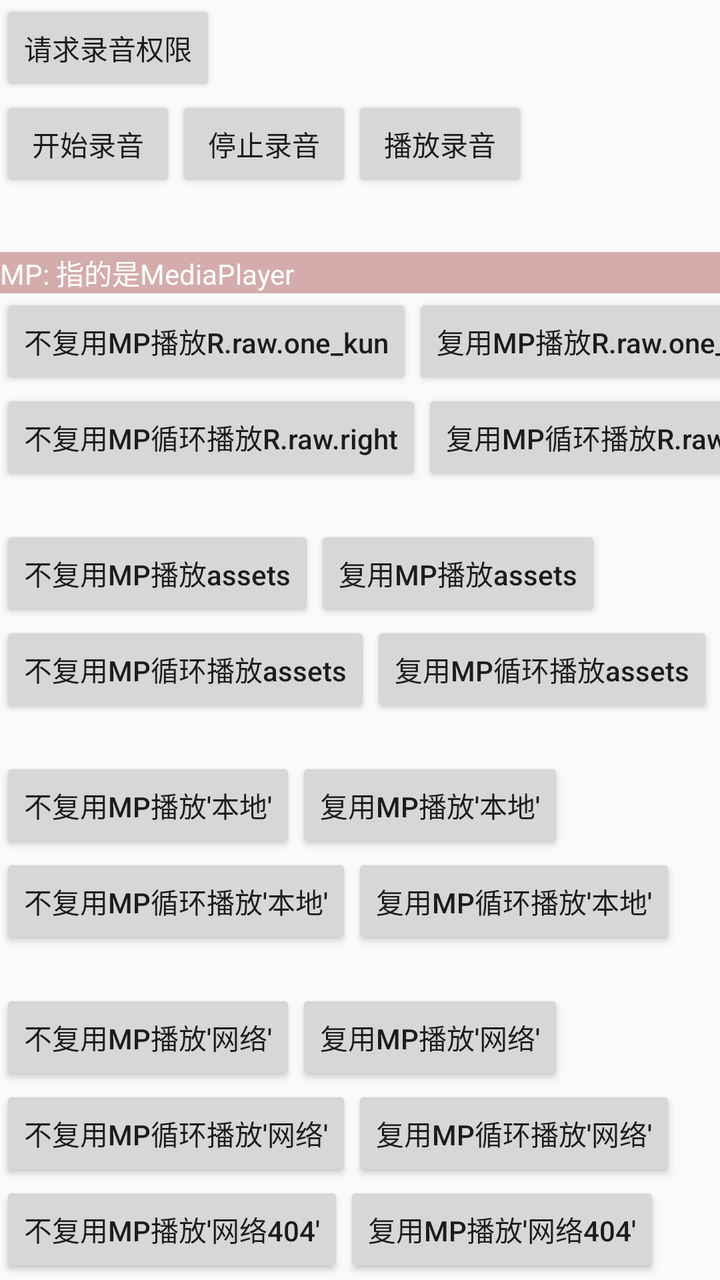
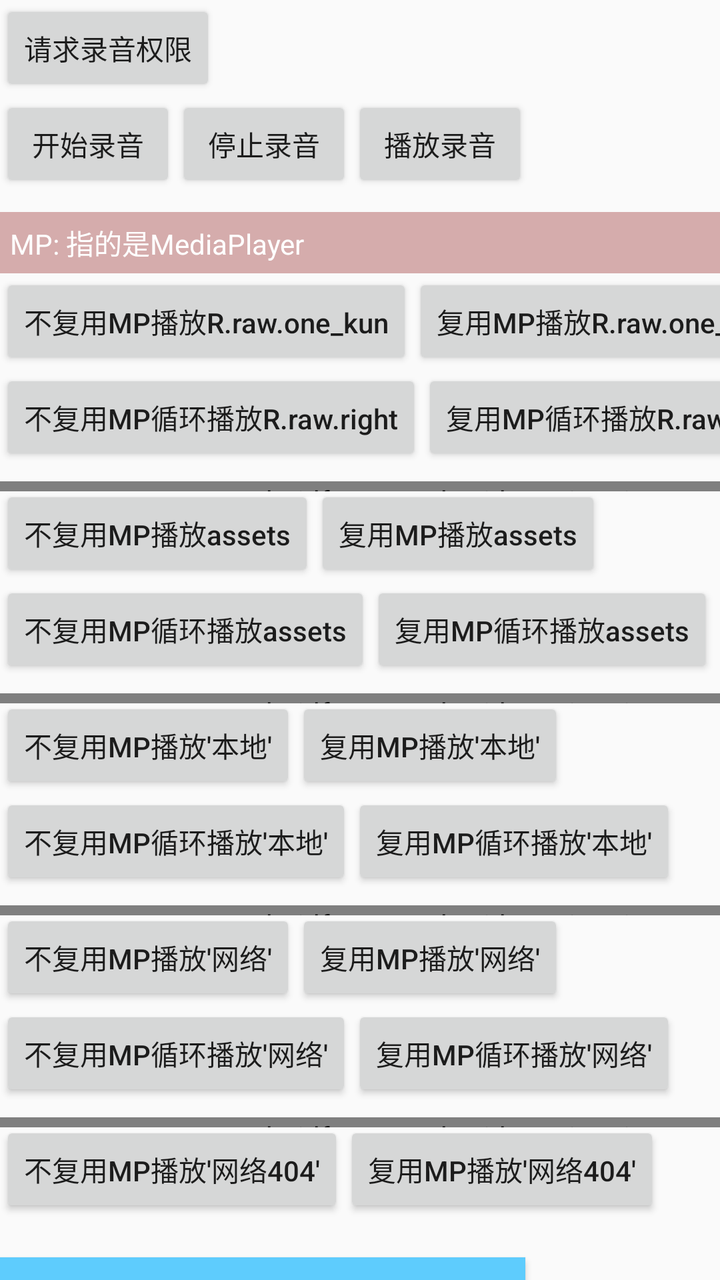

The first picture is an Android layout as it rendered before a commit; the second is the same layout after the commit. The layout source and the unified diff follow.
<!-- AndroidManifest.xml: application theme AppTheme -->
<!-- res/layout/activity_audio_media.xml -->
<?xml version="1.0" encoding="utf-8"?>
<androidx.core.widget.NestedScrollView xmlns:android="http://schemas.android.com/apk/res/android"
    xmlns:app="http://schemas.android.com/apk/res-auto"
    xmlns:tools="http://schemas.android.com/tools"
    android:layout_width="match_parent"
    android:layout_height="match_parent"
    tools:context=".activity.AudioMediaActivity">

    <androidx.constraintlayout.widget.ConstraintLayout
        android:layout_width="match_parent"
        android:layout_height="match_parent">

        <Button
            android:id="@+id/btn_permission"
            android:layout_width="wrap_content"
            android:layout_height="wrap_content"
            android:onClick="onViewClicked"
            android:text="请求录音权限"
            android:transitionName="btnTest"
            app:layout_constraintStart_toStartOf="parent"
            app:layout_constraintTop_toTopOf="parent" />

        <Button
            android:id="@+id/btn_start_record"
            android:layout_width="wrap_content"
            android:layout_height="wrap_content"
            android:onClick="onViewClicked"
            android:text="开始录音"
            app:layout_constraintStart_toStartOf="parent"
            app:layout_constraintTop_toBottomOf="@id/btn_permission" />

        <Button
            android:id="@+id/btn_stop_record"
            android:layout_width="wrap_content"
            android:layout_height="wrap_content"
            android:onClick="onViewClicked"
            android:text="停止录音"
            app:layout_constraintStart_toEndOf="@id/btn_start_record"
            app:layout_constraintTop_toTopOf="@id/btn_start_record" />

        <Button
            android:id="@+id/btn_play_record"
            android:layout_width="wrap_content"
            android:layout_height="wrap_content"
            android:onClick="onViewClicked"
            android:text="播放录音"
            app:layout_constraintStart_toEndOf="@id/btn_stop_record"
            app:layout_constraintTop_toTopOf="@id/btn_start_record" />


        <androidx.appcompat.widget.AppCompatTextView
            android:id="@+id/tv0"
            android:layout_width="match_parent"
            android:layout_height="wrap_content"
            android:layout_marginTop="30dp"
            android:background="@color/red_trans_CC99"
            android:text="MP: 指的是MediaPlayer"
            android:textColor="@color/white"
            app:layout_constraintTop_toBottomOf="@id/btn_play_record" />

        <Button
            android:id="@+id/btn_start_play_raw0"
            android:layout_width="wrap_content"
            android:layout_height="wrap_content"
            android:onClick="onViewClicked"
            android:text="不复用MP播放R.raw.one_kun"
            app:layout_constraintStart_toStartOf="parent"
            app:layout_constraintTop_toBottomOf="@id/tv0" />

        <Button
            android:id="@+id/btn_start_play_raw1"
            android:layout_width="wrap_content"
            android:layout_height="wrap_content"
            android:onClick="onViewClicked"
            android:text="复用MP播放R.raw.one_kun"
            app:layout_constraintStart_toEndOf="@id/btn_start_play_raw0"
            app:layout_constraintTop_toTopOf="@id/btn_start_play_raw0" />

        <Button
            android:id="@+id/btn_start_play_raw2"
            android:layout_width="wrap_content"
            android:layout_height="wrap_content"
            android:onClick="onViewClicked"
            android:text="不复用MP循环播放R.raw.right"
            app:layout_constraintStart_toStartOf="parent"
            app:layout_constraintTop_toBottomOf="@id/btn_start_play_raw0" />

        <Button
            android:id="@+id/btn_start_play_raw3"
            android:layout_width="wrap_content"
            android:layout_height="wrap_content"
            android:onClick="onViewClicked"
            android:text="复用MP循环播放R.raw.right"
            app:layout_constraintStart_toEndOf="@id/btn_start_play_raw2"
            app:layout_constraintTop_toTopOf="@id/btn_start_play_raw2" />

        <Button
            android:id="@+id/btn_start_play_assets0"
            android:layout_width="wrap_content"
            android:layout_height="wrap_content"
            android:layout_marginTop="20dp"
            android:onClick="onViewClicked"
            android:text="不复用MP播放assets"
            app:layout_constraintStart_toStartOf="parent"
            app:layout_constraintTop_toBottomOf="@id/btn_start_play_raw2" />

        <Button
            android:id="@+id/btn_start_play_assets1"
            android:layout_width="wrap_content"
            android:layout_height="wrap_content"
            android:onClick="onViewClicked"
            android:text="复用MP播放assets"
            app:layout_constraintStart_toEndOf="@id/btn_start_play_assets0"
            app:layout_constraintTop_toTopOf="@id/btn_start_play_assets0" />

        <Button
            android:id="@+id/btn_start_play_assets2"
            android:layout_width="wrap_content"
            android:layout_height="wrap_content"
            android:onClick="onViewClicked"
            android:text="不复用MP循环播放assets"
            app:layout_constraintStart_toStartOf="parent"
            app:layout_constraintTop_toBottomOf="@id/btn_start_play_assets0" />

        <Button
            android:id="@+id/btn_start_play_assets3"
            android:layout_width="wrap_content"
            android:layout_height="wrap_content"
            android:onClick="onViewClicked"
            android:text="复用MP循环播放assets"
            app:layout_constraintStart_toEndOf="@id/btn_start_play_assets2"
            app:layout_constraintTop_toTopOf="@id/btn_start_play_assets2" />

        <Button
            android:id="@+id/btn_start_play_local0"
            android:layout_width="wrap_content"
            android:layout_height="wrap_content"
            android:layout_marginTop="20dp"
            android:onClick="onViewClicked"
            android:text="不复用MP播放'本地'"
            app:layout_constraintStart_toStartOf="parent"
            app:layout_constraintTop_toBottomOf="@id/btn_start_play_assets3" />

        <Button
            android:id="@+id/btn_start_play_local1"
            android:layout_width="wrap_content"
            android:layout_height="wrap_content"
            android:onClick="onViewClicked"
            android:text="复用MP播放'本地'"
            app:layout_constraintStart_toEndOf="@id/btn_start_play_local0"
            app:layout_constraintTop_toTopOf="@id/btn_start_play_local0" />

        <Button
            android:id="@+id/btn_start_play_local2"
            android:layout_width="wrap_content"
            android:layout_height="wrap_content"
            android:onClick="onViewClicked"
            android:text="不复用MP循环播放'本地'"
            app:layout_constraintStart_toStartOf="parent"
            app:layout_constraintTop_toBottomOf="@id/btn_start_play_local0" />

        <Button
            android:id="@+id/btn_start_play_local3"
            android:layout_width="wrap_content"
            android:layout_height="wrap_content"
            android:onClick="onViewClicked"
            android:text="复用MP循环播放'本地'"
            app:layout_constraintStart_toEndOf="@id/btn_start_play_local2"
            app:layout_constraintTop_toTopOf="@id/btn_start_play_local2" />

        <Button
            android:id="@+id/btn_start_play_net0"
            android:layout_width="wrap_content"
            android:layout_height="wrap_content"
            android:layout_marginTop="20dp"
            android:onClick="onViewClicked"
            android:text="不复用MP播放'网络'"
            app:layout_constraintStart_toStartOf="parent"
            app:layout_constraintTop_toBottomOf="@id/btn_start_play_local2" />

        <Button
            android:id="@+id/btn_start_play_net1"
            android:layout_width="wrap_content"
            android:layout_height="wrap_content"
            android:onClick="onViewClicked"
            android:text="复用MP播放'网络'"
            app:layout_constraintStart_toEndOf="@id/btn_start_play_net0"
            app:layout_constraintTop_toTopOf="@id/btn_start_play_net0" />

        <Button
            android:id="@+id/btn_start_play_net2"
            android:layout_width="wrap_content"
            android:layout_height="wrap_content"
            android:onClick="onViewClicked"
            android:text="不复用MP循环播放'网络'"
            app:layout_constraintStart_toStartOf="parent"
            app:layout_constraintTop_toBottomOf="@id/btn_start_play_net0" />

        <Button
            android:id="@+id/btn_start_play_net3"
            android:layout_width="wrap_content"
            android:layout_height="wrap_content"
            android:onClick="onViewClicked"
            android:text="复用MP循环播放'网络'"
            app:layout_constraintStart_toEndOf="@id/btn_start_play_net2"
            app:layout_constraintTop_toTopOf="@id/btn_start_play_net2" />

        <Button
            android:id="@+id/btn_start_play_net_404_0"
            android:layout_width="wrap_content"
            android:layout_height="wrap_content"
            android:onClick="onViewClicked"
            android:text="不复用MP播放'网络404'"
            app:layout_constraintStart_toStartOf="parent"
            app:layout_constraintTop_toBottomOf="@id/btn_start_play_net2" />

        <Button
            android:id="@+id/btn_start_play_net_404_1"
            android:layout_width="wrap_content"
            android:layout_height="wrap_content"
            android:onClick="onViewClicked"
            android:text="复用MP播放'网络404'"
            app:layout_constraintStart_toEndOf="@id/btn_start_play_net_404_0"
            app:layout_constraintTop_toTopOf="@id/btn_start_play_net_404_0" />

        <Button
            android:id="@+id/btn_release_all"
            android:layout_width="wrap_content"
            android:layout_height="wrap_content"
            android:layout_marginTop="20dp"
            android:onClick="onViewClicked"
            android:text="stopAll()停止播放全部MP"
            app:layout_constraintStart_toStartOf="parent"
            app:layout_constraintTop_toBottomOf="@id/btn_start_play_net_404_0" />


        <androidx.appcompat.widget.AppCompatTextView
            android:id="@+id/btn_start_play_raw"
            android:layout_width="wrap_content"
            android:layout_height="wrap_content"
            android:layout_marginTop="20dp"
            android:background="@color/grey_CCC"
            android:gravity="center"
            android:onClick="onViewClicked"
            android:padding="5dp"
            android:text="开始播放raw音乐"
            android:textColor="@color/white"
            app:layout_constraintStart_toStartOf="parent"
            app:layout_constraintTop_toBottomOf="@id/btn_release_all" />

        <androidx.appcompat.widget.AppCompatTextView
            android:id="@+id/btn_pause_play_raw"
            android:layout_width="wrap_content"
            android:layout_height="wrap_content"
            android:layout_marginStart="5dp"
            android:background="@color/grey_CCC"
            android:gravity="center"
            android:onClick="onViewClicked"
            android:padding="5dp"
            android:text="暂停播放音乐"
            android:textColor="@color/white"
            app:layout_constraintStart_toEndOf="@id/btn_start_play_raw"
            app:layout_constraintTop_toTopOf="@id/btn_start_play_raw" />

        <androidx.appcompat.widget.AppCompatTextView
            android:id="@+id/btn_continue_play_raw"
            android:layout_width="wrap_content"
            android:layout_height="wrap_content"
            android:layout_marginStart="5dp"
            android:background="@color/grey_CCC"
            android:gravity="center"
            android:onClick="onViewClicked"
            android:padding="5dp"
            android:text="继续播放音乐"
            android:textColor="@color/white"
            app:layout_constraintStart_toEndOf="@id/btn_pause_play_raw"
            app:layout_constraintTop_toTopOf="@id/btn_start_play_raw" />

        <androidx.appcompat.widget.AppCompatTextView
            android:id="@+id/btn_stop_play_raw"
            android:layout_width="wrap_content"
            android:layout_height="wrap_content"
            android:layout_marginStart="5dp"
            android:background="@color/grey_CCC"
            android:gravity="center"
            android:onClick="onViewClicked"
            android:padding="5dp"
            android:text="停止播放音乐"
            android:textColor="@color/white"
            app:layout_constraintStart_toEndOf="@id/btn_continue_play_raw"
            app:layout_constraintTop_toTopOf="@id/btn_start_play_raw" />

        <androidx.appcompat.widget.AppCompatTextView
            android:id="@+id/btn_start_play_http"
            android:layout_width="wrap_content"
            android:layout_height="wrap_content"
            android:layout_marginTop="20dp"
            android:background="@color/grey_CCC"
            android:gravity="center"
            android:onClick="onViewClicked"
            android:padding="5dp"
            android:text="开始播放http音乐"
            android:textColor="@color/white"
            app:layout_constraintStart_toStartOf="parent"
            app:layout_constraintTop_toBottomOf="@id/btn_start_play_raw" />

        <androidx.appcompat.widget.AppCompatTextView
            android:id="@+id/btn_pause_play_http"
            android:layout_width="wrap_content"
            android:layout_height="wrap_content"
            android:layout_marginStart="5dp"
            android:background="@color/grey_CCC"
            android:gravity="center"
            android:onClick="onViewClicked"
            android:padding="5dp"
            android:text="暂停播放音乐"
            android:textColor="@color/white"
            app:layout_constraintStart_toEndOf="@id/btn_start_play_http"
            app:layout_constraintTop_toTopOf="@id/btn_start_play_http" />

        <androidx.appcompat.widget.AppCompatTextView
            android:id="@+id/btn_continue_play_http"
            android:layout_width="wrap_content"
            android:layout_height="wrap_content"
            android:layout_marginStart="5dp"
            android:background="@color/grey_CCC"
            android:gravity="center"
            android:onClick="onViewClicked"
            android:padding="5dp"
            android:text="继续播放音乐"
            android:textColor="@color/white"
            app:layout_constraintStart_toEndOf="@id/btn_pause_play_http"
            app:layout_constraintTop_toTopOf="@id/btn_start_play_http" />

        <androidx.appcompat.widget.AppCompatTextView
            android:id="@+id/btn_stop_play_http"
            android:layout_width="wrap_content"
            android:layout_height="wrap_content"
            android:layout_marginStart="5dp"
            android:background="@color/grey_CCC"
            android:gravity="center"
            android:onClick="onViewClicked"
            android:padding="5dp"
            android:text="停止播放音乐"
            android:textColor="@color/white"
            app:layout_constraintStart_toEndOf="@id/btn_continue_play_http"
            app:layout_constraintTop_toTopOf="@id/btn_start_play_http" />

        <androidx.appcompat.widget.AppCompatTextView
            android:id="@+id/tv2"
            android:layout_width="wrap_content"
            android:layout_height="wrap_content"
            android:padding="5dp"
            android:text="播放速度系数:"
            app:layout_constraintStart_toStartOf="parent"
            app:layout_constraintTop_toBottomOf="@id/btn_start_play_http" />

        <androidx.appcompat.widget.AppCompatSeekBar
            android:id="@+id/seek_bar_speed"
            android:layout_width="0dp"
            android:layout_height="wrap_content"
            android:max="6491"
            android:min="10"
            android:progress="1000"
            app:layout_constraintBottom_toBottomOf="@id/tv2"
            app:layout_constraintEnd_toEndOf="parent"
            app:layout_constraintStart_toEndOf="@id/tv2"
            app:layout_constraintTop_toTopOf="@id/tv2" />

        <androidx.appcompat.widget.AppCompatEditText
            android:id="@+id/et_content"
            android:layout_width="match_parent"
            android:layout_height="wrap_content"
            android:layout_marginTop="15dp"
            android:hint="请输入要读取的内容"
            android:text="I have an eraser.\n我有块橡皮。"
            app:layout_constraintTop_toBottomOf="@id/tv2" />

        <Button
            android:id="@+id/btn_tts_play"
            android:layout_width="wrap_content"
            android:layout_height="wrap_content"
            android:onClick="onViewClicked"
            android:text="系统Tts播放输入的内容"
            app:layout_constraintStart_toStartOf="parent"
            app:layout_constraintTop_toBottomOf="@id/et_content" />

        <Button
            android:id="@+id/btn_tts_stop"
            android:layout_width="wrap_content"
            android:layout_height="wrap_content"
            android:onClick="onViewClicked"
            android:text="停止Tts"
            app:layout_constraintStart_toEndOf="@id/btn_tts_play"
            app:layout_constraintTop_toTopOf="@id/btn_tts_play" />
    </androidx.constraintlayout.widget.ConstraintLayout>
</androidx.core.widget.NestedScrollView>
<!-- resources referenced by this layout -->
<resources>
  <color name="grey_CCC">#CCC</color>
  <color name="red_trans_CC99">#CC99</color>
  <color name="white">#fff</color>
  <style name="AppTheme" parent="NoActionBar">
          <item name="windowActionBar">true</item>
          <item name="windowNoTitle">false</item>
  
  
  
  
  
      </style>
  <style name="NoActionBar" parent="AppThemeForMyAndroidFrameWork">
          
          <item name="colorPrimary">@color/colorPrimary</item>
          <item name="colorPrimaryDark">@color/colorPrimaryDark</item>
          <item name="colorAccent">@color/colorAccent</item>
      </style>
  <style name="AppThemeForMyAndroidFrameWork" parent="Theme.AppCompat.Light.NoActionBar">
          
          
  
          
          
          
  
          
          <item name="android:textAllCaps">false</item>
          
  
          
  
      </style>
  <color name="colorPrimary">#008577</color>
  <color name="colorPrimaryDark">#00574B</color>
  <color name="colorAccent">#D81B60</color>
</resources>

<!-- the commit's change to res/layout/activity_audio_media.xml (unified diff, before → after) -->
@@ -52,8 +52,9 @@
             android:id="@+id/tv0"
             android:layout_width="match_parent"
             android:layout_height="wrap_content"
-            android:layout_marginTop="30dp"
+            android:layout_marginTop="10dp"
             android:background="@color/red_trans_CC99"
+            android:padding="5dp"
             android:text="MP: 指的是MediaPlayer"
             android:textColor="@color/white"
             app:layout_constraintTop_toBottomOf="@id/btn_play_record" />
@@ -94,11 +95,21 @@
             app:layout_constraintStart_toEndOf="@id/btn_start_play_raw2"
             app:layout_constraintTop_toTopOf="@id/btn_start_play_raw2" />
 
+
+        <com.actor.myandroidframework.widget.LineView
+            android:layout_width="match_parent"
+            android:layout_height="5dp"
+            android:layout_marginTop="8dp"
+            app:layout_constraintTop_toBottomOf="@id/btn_start_play_raw2"
+            app:lvGradientCenterColor="@color/green_0D6971"
+            app:lvGradientEndColor="@color/blue_5ECCFD"
+            app:lvGradientStartColor="@color/red" />
+
         <Button
             android:id="@+id/btn_start_play_assets0"
             android:layout_width="wrap_content"
             android:layout_height="wrap_content"
-            android:layout_marginTop="20dp"
+            android:layout_marginTop="10dp"
             android:onClick="onViewClicked"
             android:text="不复用MP播放assets"
             app:layout_constraintStart_toStartOf="parent"
@@ -131,11 +142,21 @@
             app:layout_constraintStart_toEndOf="@id/btn_start_play_assets2"
             app:layout_constraintTop_toTopOf="@id/btn_start_play_assets2" />
 
+
+        <com.actor.myandroidframework.widget.LineView
+            android:layout_width="match_parent"
+            android:layout_height="5dp"
+            android:layout_marginTop="8dp"
+            app:layout_constraintTop_toBottomOf="@id/btn_start_play_assets3"
+            app:lvGradientCenterColor="@color/green_0D6971"
+            app:lvGradientEndColor="@color/blue_5ECCFD"
+            app:lvGradientStartColor="@color/red" />
+
         <Button
             android:id="@+id/btn_start_play_local0"
             android:layout_width="wrap_content"
             android:layout_height="wrap_content"
-            android:layout_marginTop="20dp"
+            android:layout_marginTop="10dp"
             android:onClick="onViewClicked"
             android:text="不复用MP播放'本地'"
             app:layout_constraintStart_toStartOf="parent"
@@ -168,11 +189,21 @@
             app:layout_constraintStart_toEndOf="@id/btn_start_play_local2"
             app:layout_constraintTop_toTopOf="@id/btn_start_play_local2" />
 
+
+        <com.actor.myandroidframework.widget.LineView
+            android:layout_width="match_parent"
+            android:layout_height="5dp"
+            android:layout_marginTop="8dp"
+            app:layout_constraintTop_toBottomOf="@id/btn_start_play_local2"
+            app:lvGradientCenterColor="@color/green_0D6971"
+            app:lvGradientEndColor="@color/blue_5ECCFD"
+            app:lvGradientStartColor="@color/red" />
+
         <Button
             android:id="@+id/btn_start_play_net0"
             android:layout_width="wrap_content"
             android:layout_height="wrap_content"
-            android:layout_marginTop="20dp"
+            android:layout_marginTop="10dp"
             android:onClick="onViewClicked"
             android:text="不复用MP播放'网络'"
             app:layout_constraintStart_toStartOf="parent"
@@ -205,10 +236,21 @@
             app:layout_constraintStart_toEndOf="@id/btn_start_play_net2"
             app:layout_constraintTop_toTopOf="@id/btn_start_play_net2" />
 
+
+        <com.actor.myandroidframework.widget.LineView
+            android:layout_width="match_parent"
+            android:layout_height="5dp"
+            android:layout_marginTop="8dp"
+            app:layout_constraintTop_toBottomOf="@id/btn_start_play_net2"
+            app:lvGradientCenterColor="@color/green_0D6971"
+            app:lvGradientEndColor="@color/blue_5ECCFD"
+            app:lvGradientStartColor="@color/red" />
+
         <Button
             android:id="@+id/btn_start_play_net_404_0"
             android:layout_width="wrap_content"
             android:layout_height="wrap_content"
+            android:layout_marginTop="10dp"
             android:onClick="onViewClicked"
             android:text="不复用MP播放'网络404'"
             app:layout_constraintStart_toStartOf="parent"
@@ -228,17 +270,29 @@
             android:layout_width="wrap_content"
             android:layout_height="wrap_content"
             android:layout_marginTop="20dp"
-            android:onClick="onViewClicked"
-            android:text="stopAll()停止播放全部MP"
+            android:background="@color/blue_5ECCFD"
+            android:onClick="onViewClicked"
+            android:padding="5dp"
+            android:text="stopAll(): 停止播放上面全部MediaPlayer"
+            android:textColor="@color/white"
             app:layout_constraintStart_toStartOf="parent"
             app:layout_constraintTop_toBottomOf="@id/btn_start_play_net_404_0" />
 
 
+        <com.actor.myandroidframework.widget.LineView
+            android:layout_width="match_parent"
+            android:layout_height="5dp"
+            android:layout_marginTop="8dp"
+            app:layout_constraintTop_toBottomOf="@id/btn_release_all"
+            app:lvGradientCenterColor="@color/green_0D6971"
+            app:lvGradientEndColor="@color/blue_5ECCFD"
+            app:lvGradientStartColor="@color/red" />
+
         <androidx.appcompat.widget.AppCompatTextView
             android:id="@+id/btn_start_play_raw"
             android:layout_width="wrap_content"
             android:layout_height="wrap_content"
-            android:layout_marginTop="20dp"
+            android:layout_marginTop="14dp"
             android:background="@color/grey_CCC"
             android:gravity="center"
             android:onClick="onViewClicked"
@@ -290,6 +344,15 @@
             app:layout_constraintStart_toEndOf="@id/btn_continue_play_raw"
             app:layout_constraintTop_toTopOf="@id/btn_start_play_raw" />
 
+        <com.actor.myandroidframework.widget.LineView
+            android:layout_width="match_parent"
+            android:layout_height="5dp"
+            android:layout_marginTop="14dp"
+            app:layout_constraintTop_toBottomOf="@id/btn_start_play_raw"
+            app:lvGradientCenterColor="@color/green_0D6971"
+            app:lvGradientEndColor="@color/blue_5ECCFD"
+            app:lvGradientStartColor="@color/red" />
+
         <androidx.appcompat.widget.AppCompatTextView
             android:id="@+id/btn_start_play_http"
             android:layout_width="wrap_content"
@@ -305,6 +368,20 @@
             app:layout_constraintTop_toBottomOf="@id/btn_start_play_raw" />
 
         <androidx.appcompat.widget.AppCompatTextView
+            android:id="@+id/btn_start_play_http_stream"
+            android:layout_width="wrap_content"
+            android:layout_height="wrap_content"
+            android:layout_marginTop="5dp"
+            android:background="@color/grey_CCC"
+            android:gravity="center"
+            android:onClick="onViewClicked"
+            android:padding="5dp"
+            android:text="开始播放http 流"
+            android:textColor="@color/white"
+            app:layout_constraintStart_toStartOf="parent"
+            app:layout_constraintTop_toBottomOf="@id/btn_start_play_http" />
+
+        <androidx.appcompat.widget.AppCompatTextView
             android:id="@+id/btn_pause_play_http"
             android:layout_width="wrap_content"
             android:layout_height="wrap_content"
@@ -315,6 +392,7 @@
             android:padding="5dp"
             android:text="暂停播放音乐"
             android:textColor="@color/white"
+            app:layout_constraintBottom_toBottomOf="@id/btn_start_play_http_stream"
             app:layout_constraintStart_toEndOf="@id/btn_start_play_http"
             app:layout_constraintTop_toTopOf="@id/btn_start_play_http" />
 
@@ -330,7 +408,7 @@
             android:text="继续播放音乐"
             android:textColor="@color/white"
             app:layout_constraintStart_toEndOf="@id/btn_pause_play_http"
-            app:layout_constraintTop_toTopOf="@id/btn_start_play_http" />
+            app:layout_constraintTop_toTopOf="@id/btn_pause_play_http" />
 
         <androidx.appcompat.widget.AppCompatTextView
             android:id="@+id/btn_stop_play_http"
@@ -344,7 +422,7 @@
             android:text="停止播放音乐"
             android:textColor="@color/white"
             app:layout_constraintStart_toEndOf="@id/btn_continue_play_http"
-            app:layout_constraintTop_toTopOf="@id/btn_start_play_http" />
+            app:layout_constraintTop_toTopOf="@id/btn_pause_play_http" />
 
         <androidx.appcompat.widget.AppCompatTextView
             android:id="@+id/tv2"
@@ -353,7 +431,7 @@
             android:padding="5dp"
             android:text="播放速度系数:"
             app:layout_constraintStart_toStartOf="parent"
-            app:layout_constraintTop_toBottomOf="@id/btn_start_play_http" />
+            app:layout_constraintTop_toBottomOf="@id/btn_start_play_http_stream" />
 
         <androidx.appcompat.widget.AppCompatSeekBar
             android:id="@+id/seek_bar_speed"
@@ -367,11 +445,21 @@
             app:layout_constraintStart_toEndOf="@id/tv2"
             app:layout_constraintTop_toTopOf="@id/tv2" />
 
+
+        <com.actor.myandroidframework.widget.LineView
+            android:layout_width="match_parent"
+            android:layout_height="5dp"
+            android:layout_marginTop="8dp"
+            app:layout_constraintTop_toBottomOf="@id/tv2"
+            app:lvGradientCenterColor="@color/green_0D6971"
+            app:lvGradientEndColor="@color/blue_5ECCFD"
+            app:lvGradientStartColor="@color/red" />
+
         <androidx.appcompat.widget.AppCompatEditText
             android:id="@+id/et_content"
             android:layout_width="match_parent"
             android:layout_height="wrap_content"
-            android:layout_marginTop="15dp"
+            android:layout_marginTop="13dp"
             android:hint="请输入要读取的内容"
             android:text="I have an eraser.\n我有块橡皮。"
             app:layout_constraintTop_toBottomOf="@id/tv2" />
<!-- resource entries referenced after the edit -->
@@ -1,6 +1,9 @@
 <!-- resources referenced by this layout -->
 <resources>
+  <color name="blue_5ECCFD">#5ECCFD</color>
+  <color name="green_0D6971">#0D6971</color>
   <color name="grey_CCC">#CCC</color>
+  <color name="red">#F00</color>
   <color name="red_trans_CC99">#CC99</color>
   <color name="white">#fff</color>
   <style name="AppTheme" parent="NoActionBar">
